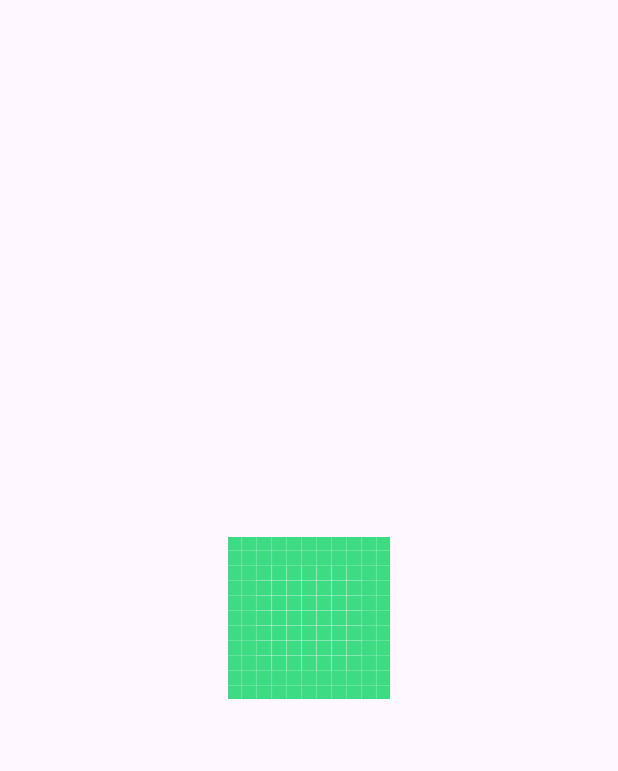
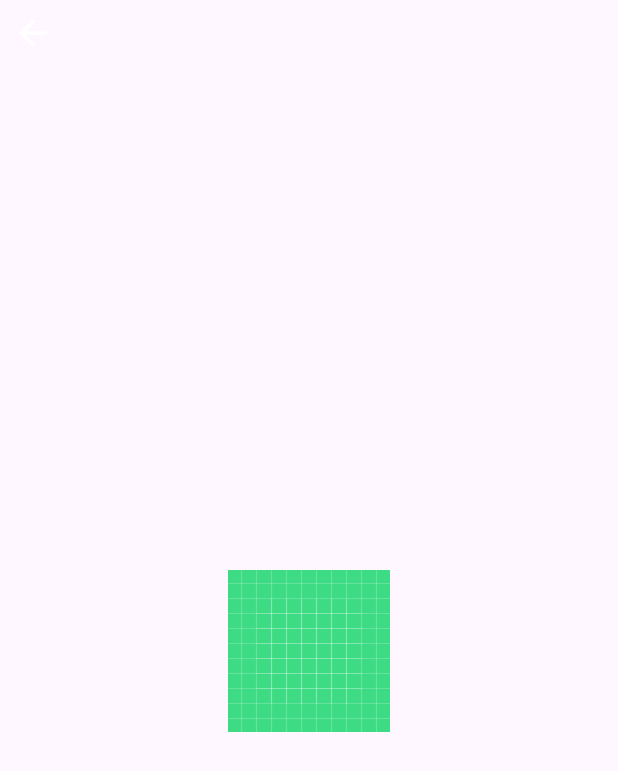
Before and after one commit to chuducnam706/MySharedPhotos, an Android app: the ImageActivity screen opened directly, with no data from a screen before it, on a phone screen of 412 x 824 dp. Shown: the top 771 px of the screen. Run offline under Robolectric (Android 15) with nearby library versions, the phone set to English and light mode, and no system bars; 1 statement that could not run was skipped.

```diff
--- a/app/src/main/java/com/example/storage/FileActivity.java
+++ b/app/src/main/java/com/example/storage/FileActivity.java
@@ -65,7 +65,6 @@ public class FileActivity extends AppCompatActivity implements onClickItem {
         binding.btnOpenCamera.setOnClickListener(e -> openCamera());
     }
 
-
     private void initData(FolderData data) {
         List<FolderModel> models = data.getImages();
         for (FolderModel model : models) {
@@ -104,13 +103,11 @@ public class FileActivity extends AppCompatActivity implements onClickItem {
         startActivityForResult(intent, 100);
     }
 
-
     private void upDateFileName(FolderModel model) {
         String path = model.getData();
         String[] paths = path.split("/");
         String oldFileName = paths[paths.length - 1];
         showInputNewFileName(oldFileName);
-
     }
 
     private void showInputNewFileName(String oldFileName){
--- a/app/src/main/java/com/example/storage/FolderViewModel.java
+++ b/app/src/main/java/com/example/storage/FolderViewModel.java
@@ -59,7 +59,6 @@ public class FolderViewModel extends ViewModel {
         return groupBy();
     }
 
-
     private List<String> getParentPath() {
         List<String> paths = new ArrayList<>();
         for (int i = 0; i < data.size(); i++) {
@@ -74,7 +73,6 @@ public class FolderViewModel extends ViewModel {
         return paths;
     }
 
-
     public List<FolderData> groupBy() {
         List<FolderData> items = new ArrayList<>();
         for (int i = 0; i < folderPath.size(); i++) {
@@ -86,7 +84,6 @@ public class FolderViewModel extends ViewModel {
                 }
             }
             items.add(item);
-
         }
         return items;
     }
@@ -135,7 +132,6 @@ public class FolderViewModel extends ViewModel {
         String selection = MediaStore.Images.Media.DISPLAY_NAME + " =? ";
         String[] selectionArgs = new String[]{fileName};
 
-
         Cursor cursor = context.getContentResolver().query(uri, new String[]{MediaStore.Images.Media._ID},selection ,selectionArgs,null);
         if ((cursor != null && cursor.moveToFirst())){
             int indexColumId = cursor.getColumnIndexOrThrow(MediaStore.Images.Media._ID);
@@ -156,7 +152,6 @@ public class FolderViewModel extends ViewModel {
         Uri uri = MediaStore.Images.Media.EXTERNAL_CONTENT_URI;
         String  selection = MediaStore.Images.Media.DISPLAY_NAME + " =? ";
         String[] selectionArgs = new String[]{oldFileName};
-
 
         Cursor cursor = context.getContentResolver().query(uri, new String[]{MediaStore.Images.Media._ID},selection, selectionArgs, null);
 
--- a/app/src/main/java/com/example/storage/ImageActivity.java
+++ b/app/src/main/java/com/example/storage/ImageActivity.java
@@ -29,5 +29,8 @@ public class ImageActivity extends AppCompatActivity {
         FolderModel data = gson.fromJson(dataText, FolderModel.class);
 
         Glide.with(this).load(data.getData()).into(binding.image);
+
+        binding.btnExit.setOnClickListener(e -> finish());
+
     }
 }
--- a/app/src/main/res/layout/activity_file.xml
+++ b/app/src/main/res/layout/activity_file.xml
@@ -12,6 +12,7 @@
         android:layout_width="match_parent"
         android:layout_height="wrap_content"
         android:orientation="horizontal"
+        android:layout_marginTop="8dp"
         android:paddingStart="8dp"
         android:paddingEnd="8dp">
 
@@ -19,6 +20,7 @@
             android:id="@+id/btnBack"
             android:layout_width="wrap_content"
             android:layout_height="wrap_content"
+            android:layout_gravity="center_vertical"
             android:background="@drawable/baseline_arrow_back_24" />
 
         <View
--- a/app/src/main/res/layout/activity_image.xml
+++ b/app/src/main/res/layout/activity_image.xml
@@ -3,6 +3,14 @@
     android:layout_width="match_parent"
     android:layout_height="match_parent"
     android:orientation="vertical">
+
+    <TextView
+        android:id="@+id/btnExit"
+        android:layout_width="28dp"
+        android:layout_height="28dp"
+        android:layout_margin="8dp"
+        android:background="@drawable/baseline_arrow_back_24"
+        android:backgroundTint="@color/white" />
 
     <ImageView
         android:id="@+id/image"
```
Also changed, not shown: app/src/main/java/com/example/storage/FolderActivity.java (+2 -8 lines).
